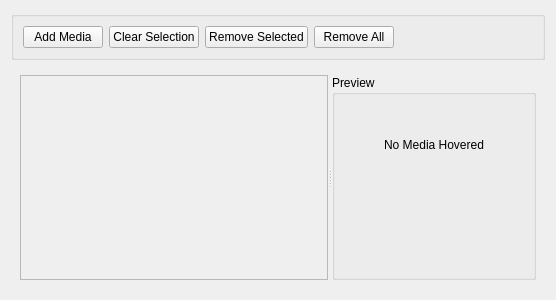
Above: src/core/editmedia.ui from OceanEye-Project/OceanEye-QT before the change. Below: the same form after it.
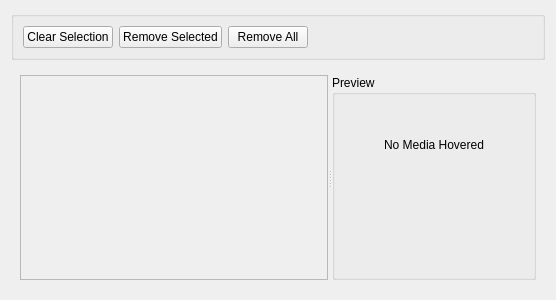
That is the form after the change.

```diff
--- a/src/core/editmedia.ui
+++ b/src/core/editmedia.ui
@@ -20,13 +20,6 @@
       <string/>
      </property>
      <layout class="QHBoxLayout" name="horizontalLayout_2">
-      <item>
-       <widget class="QPushButton" name="addMedia">
-        <property name="text">
-         <string>Add Media</string>
-        </property>
-       </widget>
-      </item>
       <item>
        <widget class="QPushButton" name="clearSelection">
         <property name="text">
```
Left out of the diff: 4 changed lines with no effect on the pictures.
